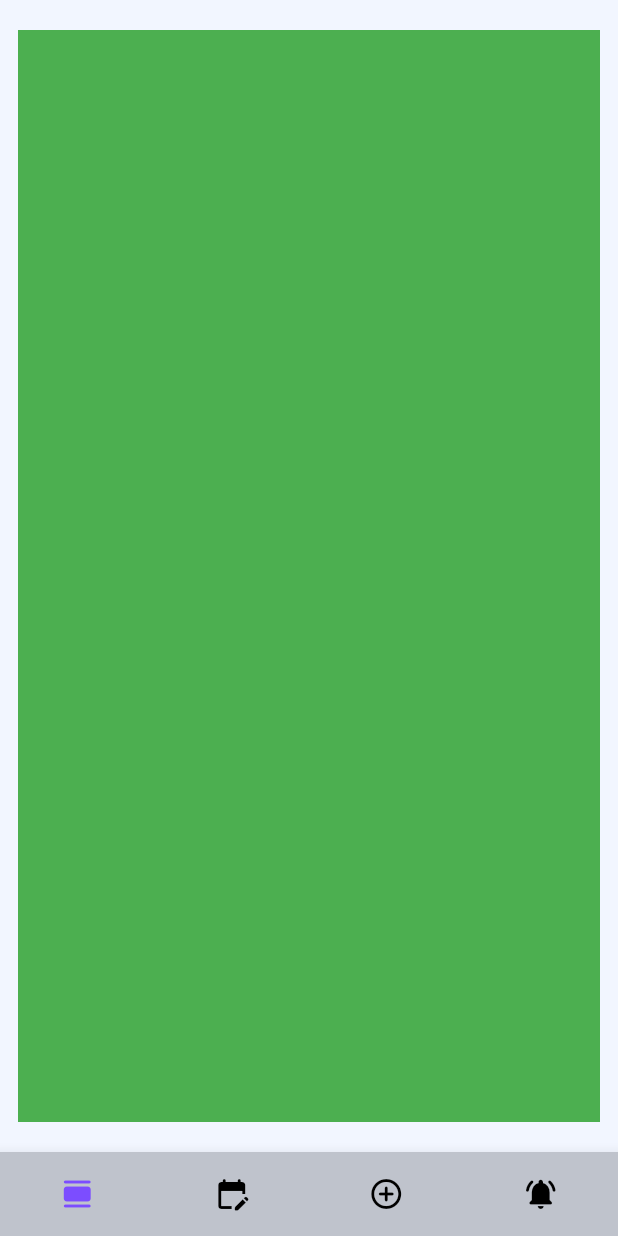
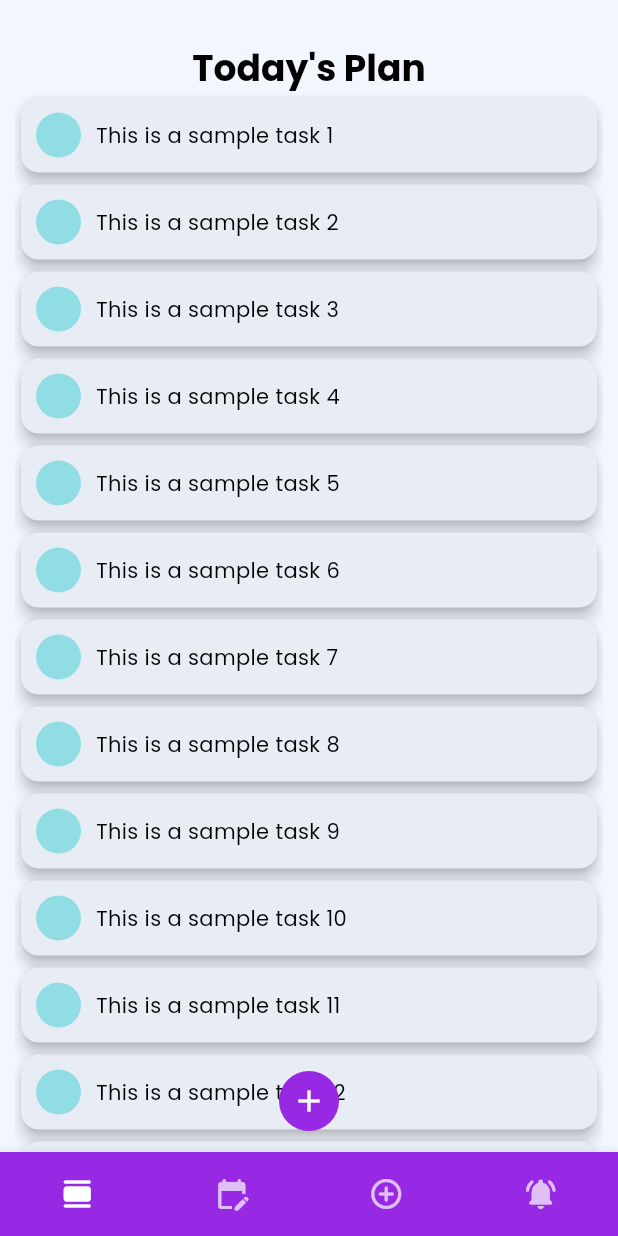
Before and after one commit to srijanshah09/task_tracker, a Flutter app: the screen it shows after launch, on a phone screen of 412 x 824 dp. Run offline on Flutter 3.47's test engine with Material 2 defaults, Android fonts, the phone set to English and light mode, and no system bars; drawn by our look-alikes of animated_bottom_navigation_bar; our stand-ins replace get, get_storage, loading_animation_widget, logger.

Commit message:
today's execute view added

```diff
--- a/lib/features/execution/views/execute_screen.dart
+++ b/lib/features/execution/views/execute_screen.dart
@@ -1,14 +1,107 @@
 import 'package:flutter/material.dart';
 
-class ExecuteScreen extends StatelessWidget {
+class ExecuteScreen extends StatefulWidget {
   const ExecuteScreen({Key? key}) : super(key: key);
 
   @override
+  State<ExecuteScreen> createState() => _ExecuteScreenState();
+}
+
+class _ExecuteScreenState extends State<ExecuteScreen> {
+  final List<bool> _value = [];
+
+  @override
   Widget build(BuildContext context) {
-    return Scaffold(
-      endDrawer: Drawer(),
-      body: Container(
-        color: Colors.green,
+    return Container(
+      padding: const EdgeInsets.fromLTRB(
+        10,
+        30,
+        10,
+        0,
+      ),
+      child: Stack(
+        fit: StackFit.expand,
+        children: [
+          Column(
+            children: [
+              Text('Today\'s Plan', style: Theme.of(context).textTheme.headlineMedium,),
+              Flexible(
+                child: Center(
+                  child: ListView.builder(
+                      itemCount: 20,
+                      itemBuilder: (BuildContext context, index) {
+                        _value.add(false);
+                        return Padding(
+                          padding: EdgeInsets.only(
+                            bottom: (index == 19 ? 80 : 0),
+                          ),
+                          child: Card(
+                            borderOnForeground: true,
+                            elevation: 4,
+                            child: Container(
+                              padding: const EdgeInsets.symmetric(
+                                horizontal: 10,
+                                vertical: 10,
+                              ),
+                              child: Row(
+                                children: [
+                                  InkWell(
+                                    onTap: () {
+                                      setState(() {
+                                        _value[index] = !_value[index];
+                                      });
+                                    },
+                                    child: Container(
+                                      decoration: BoxDecoration(
+                                        shape: BoxShape.circle,
+                                        color: Theme.of(context).primaryColor,
+                                      ),
+                                      child: Padding(
+                                        padding: const EdgeInsets.all(10.0),
+                                        child: _value[index]
+                                            ? const Icon(
+                                                Icons.check,
+                                                size: 10.0,
+                                                color: Colors.white,
+                                              )
+                                            : Icon(
+                                                Icons.check_box_outline_blank,
+                                                size: 10.0,
+                                                color: Theme.of(context).primaryColor,
+                                              ),
+                                      ),
+                                    ),
+                                  ),
+                                  const SizedBox(
+                                    width: 10,
+                                  ),
+                                  // ignore: avoid_unnecessary_containers
+                                  Container(
+                                    child: Text('This is a sample task ${index + 1}'),
+                                  )
+                                ],
+                              ),
+                            ),
+                          ),
+                        );
+                      }),
+                ),
+              ),
+            ],
+          ),
+          Positioned(
+            bottom: 10,
+            width: MediaQuery.of(context).size.width - 20,
+            child: Center(
+              child: IconButton(
+                onPressed: () {
+                  debugPrint('HERE');
+                },
+                icon: const Icon(Icons.add),
+              ),
+            ),
+          ),
+        ],
       ),
     );
   }
--- a/lib/features/home/views/home.dart
+++ b/lib/features/home/views/home.dart
@@ -5,6 +5,7 @@ import 'package:task_tracker/features/analytics/views/analytics_screen.dart';
 import 'package:task_tracker/features/execution/views/execute_screen.dart';
 import 'package:task_tracker/features/planning/views/planning_screen.dart';
 import 'package:task_tracker/features/settings/views/settings_screen.dart';
+import 'package:task_tracker/utils/colors.dart';
 import 'package:task_tracker/utils/providers/user.dart';
 
 
@@ -37,16 +38,12 @@ class _HomeScreenState extends State<HomeScreen> {
   Widget build(BuildContext context) {
     return Scaffold(
       endDrawer: const Drawer(),
-      body: Container(
-        margin: const EdgeInsets.symmetric(
-          vertical: 20,
-          horizontal: 12,
-        ),
-        child: bottomNavScreen[_bottomNavIndex],
-      ),
+      body: bottomNavScreen[_bottomNavIndex],
       bottomNavigationBar: AnimatedBottomNavigationBar(
-        backgroundColor: Theme.of(context).colorScheme.onSurface,
+        backgroundColor: secondaryColor,
         icons: iconList,
+        activeColor: Colors.white,
+        inactiveColor: Colors.white.withOpacity(0.7),
         activeIndex: _bottomNavIndex,
         leftCornerRadius: 32,
         rightCornerRadius: 32,
--- a/lib/utils/theme/custom_themes/bottom_nav_bar_theme.dart
+++ b/lib/utils/theme/custom_themes/bottom_nav_bar_theme.dart
@@ -5,13 +5,13 @@ class ZBottomNavigationBarTheme{
   ZBottomNavigationBarTheme._();
 
   static final lightBottomNavigationBarTheme = BottomNavigationBarThemeData(
-    backgroundColor: lightBgColor2,
+    backgroundColor: secondaryColor,
     selectedItemColor: successColor,
     unselectedItemColor: Colors.black,
   );
 
   static final darkBottomNavigationBarTheme = BottomNavigationBarThemeData(
-    backgroundColor: darkBgColor2,
+    backgroundColor: secondaryColor,
     selectedItemColor: successColor,
     unselectedItemColor: Colors.white,
   );
--- a/lib/utils/theme/custom_themes/icon_button_theme.dart
+++ b/lib/utils/theme/custom_themes/icon_button_theme.dart
@@ -1,4 +1,5 @@
 import 'package:flutter/material.dart';
+import 'package:task_tracker/utils/colors.dart';
 
 class ZIconButtonTheme{
 
@@ -6,13 +7,15 @@ class ZIconButtonTheme{
 
   static final lightIconButtonTheme = IconButtonThemeData(
     style: ButtonStyle(
-      iconColor: MaterialStateProperty.all<Color>(Colors.black),
+      iconColor: MaterialStateProperty.all<Color>(Colors.white),
+      backgroundColor: MaterialStateProperty.all<Color>(secondaryColor),
     ),
   );
 
   static final darkIconButtonTheme = IconButtonThemeData(
     style: ButtonStyle(
       iconColor: MaterialStateProperty.all<Color>(Colors.white),
+      backgroundColor: MaterialStateProperty.all<Color>(secondaryColor),
     ),
   );
 }
```
